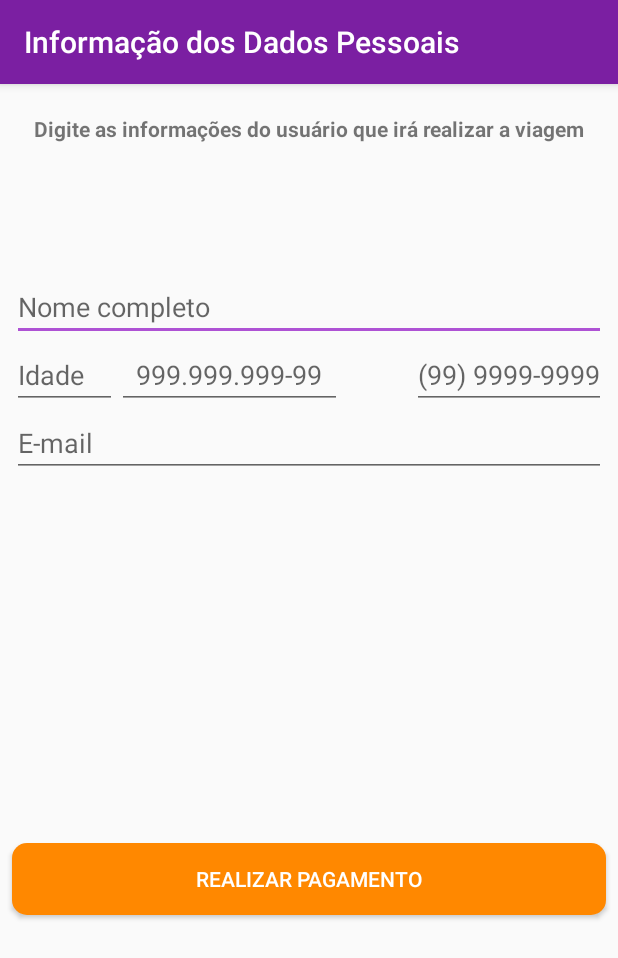
After one commit to AysllaGomes/pacote_viagens, an Android app: the InformacaoDadosPessoaisActivity screen opened directly, with no data from a screen before it, on a phone screen of 412 x 824 dp. The commit adds this screen. Shown: the top 958 px of the screen. Run offline under Robolectric (Android 15) with nearby library versions, the phone set to English and light mode, and no system bars.

Commit message:
[UPT] [TASK-?????] Informação dos Dados Pessoais

```diff
--- a/app/src/debug/res/values/google_maps_api.xml
+++ b/app/src/debug/res/values/google_maps_api.xml
@@ -20,5 +20,5 @@
     Once you have your key (it starts with "AIza"), replace the "google_maps_key"
     string in this file.
     -->
-    <string name="google_maps_key" templateMergeStrategy="preserve" translatable="false">AIzaSyA5MPuzBv8ZytVBzC1u00MFJ1rx5j2KoYQ</string>
+    <string name="google_maps_key" templateMergeStrategy="preserve" translatable="false">AIzaSyAzAi787DPFKr-CNwO8bD89VGpZ4ow4Ins</string>
 </resources>
--- a/app/src/main/AndroidManifest.xml
+++ b/app/src/main/AndroidManifest.xml
@@ -32,6 +32,7 @@
         <activity android:name=".ui.activity.ResumoCompraActivity" />
         <activity android:name=".ui.activity.PagamentoActivity" />
         <activity android:name=".ui.activity.ResumoPacoteActivity" />
+        <activity android:name=".ui.activity.InformacaoDadosPessoaisActivity" />
         <activity android:name=".ui.activity.ListaPacotesActivity">
             <intent-filter>
                 <action android:name="android.intent.action.MAIN" />
--- /dev/null
+++ b/app/src/main/java/ayslla/gomes/viagens/ui/activity/InformacaoDadosPessoaisActivity.java
@@ -0,0 +1,52 @@
+package ayslla.gomes.viagens.ui.activity;
+
+import android.os.Bundle;
+import android.view.View;
+import android.widget.Button;
+import android.content.Intent;
+
+import androidx.appcompat.app.AppCompatActivity;
+
+import ayslla.gomes.viagens.R;
+import ayslla.gomes.viagens.model.Pacote;
+
+import static ayslla.gomes.viagens.ui.activity.PacoteActivityConstantes.CHAVE_PACOTE;
+
+public class InformacaoDadosPessoaisActivity extends AppCompatActivity {
+
+
+    public static final String TITLE_APPBAR = "Informação dos Dados Pessoais";
+
+    @Override
+    protected void onCreate(Bundle savedInstanceState) {
+        super.onCreate(savedInstanceState);
+        setContentView(R.layout.activity_informacao_dados_pessoais);
+
+        setTitle(TITLE_APPBAR);
+        carregaPacoteRecebido();
+    }
+
+    private void carregaPacoteRecebido() {
+        Intent intent = getIntent();
+        if (intent.hasExtra(CHAVE_PACOTE)) {
+            final Pacote pacote = (Pacote) intent.getSerializableExtra(CHAVE_PACOTE);
+
+            configuraBotao(pacote);
+        }
+    }
+
+    private void configuraBotao(Pacote pacote) {
+        Button button = findViewById(R.id.informacao_dados_pessoais_redireciona_pagamento);
+        button.setOnClickListener(new View.OnClickListener() {
+            @Override
+            public void onClick(View view) { vaiParaPagamento(pacote); }
+        });
+    }
+
+    private void vaiParaPagamento(Pacote pacote) {
+        Intent intent = new Intent(InformacaoDadosPessoaisActivity.this, PagamentoActivity.class);
+        intent.putExtra(CHAVE_PACOTE, pacote);
+        startActivity(intent);
+    }
+
+}
--- a/app/src/main/java/ayslla/gomes/viagens/ui/activity/ResumoPacoteActivity.java
+++ b/app/src/main/java/ayslla/gomes/viagens/ui/activity/ResumoPacoteActivity.java
@@ -1,12 +1,12 @@
 package ayslla.gomes.viagens.ui.activity;
 
-import android.content.Intent;
-import android.graphics.drawable.Drawable;
 import android.os.Bundle;
 import android.view.View;
 import android.widget.Button;
+import android.content.Intent;
+import android.widget.TextView;
 import android.widget.ImageView;
-import android.widget.TextView;
+import android.graphics.drawable.Drawable;
 
 import androidx.appcompat.app.AppCompatActivity;
 
@@ -51,17 +51,17 @@ public class ResumoPacoteActivity extends AppCompatActivity {
     }
 
     private void configuraBotao(Pacote pacote) {
-        Button button = findViewById(R.id.resumo_pacote_button_realiza_pagamento);
+        Button button = findViewById(R.id.resumo_pacote_button_informa_dados_pessoais);
         button.setOnClickListener(new View.OnClickListener() {
             @Override
             public void onClick(View view) {
-                vaiParaPagamento(pacote);
+                vaiParaInformacoesPessoais(pacote);
             }
         });
     }
 
-    private void vaiParaPagamento(Pacote pacote) {
-        Intent intent = new Intent(ResumoPacoteActivity.this, PagamentoActivity.class);
+    private void vaiParaInformacoesPessoais(Pacote pacote) {
+        Intent intent = new Intent(ResumoPacoteActivity.this, InformacaoDadosPessoaisActivity.class);
         intent.putExtra(CHAVE_PACOTE, pacote);
         startActivity(intent);
     }
--- /dev/null
+++ b/app/src/main/res/layout/activity_informacao_dados_pessoais.xml
@@ -0,0 +1,120 @@
+<?xml version="1.0" encoding="utf-8"?>
+<androidx.constraintlayout.widget.ConstraintLayout xmlns:android="http://schemas.android.com/apk/res/android"
+    xmlns:app="http://schemas.android.com/apk/res-auto"
+    android:layout_width="match_parent"
+    android:layout_height="match_parent">
+
+    <TextView
+        android:id="@+id/informacao_dados_pessoais_info_orientacao"
+        android:layout_width="0dp"
+        android:layout_height="wrap_content"
+        android:layout_margin="20dp"
+        android:text="@string/info_dados_pessoais"
+        android:textStyle="bold"
+        android:textAlignment="center"
+        android:gravity="center"
+        app:layout_constraintEnd_toEndOf="parent"
+        app:layout_constraintStart_toStartOf="parent"
+        app:layout_constraintTop_toTopOf="parent"
+    />
+
+    <TextView
+        android:id="@+id/informacao_dados_pessoais_null"
+        android:layout_width="wrap_content"
+        android:layout_height="wrap_content"
+        android:layout_marginStart="8dp"
+        android:layout_marginEnd="8dp"
+        android:layout_marginTop="20dp"
+        app:layout_constraintStart_toStartOf="parent"
+        app:layout_constraintTop_toBottomOf="@+id/informacao_dados_pessoais_info_orientacao"
+    />
+
+    <TextView
+        android:id="@+id/informacao_dados_pessoais_preco_null"
+        android:layout_width="wrap_content"
+        android:layout_height="wrap_content"
+        android:layout_marginStart="8dp"
+        android:layout_marginEnd="8dp"
+        android:layout_marginTop="20dp"
+        app:layout_constraintStart_toStartOf="@id/informacao_dados_pessoais_null"
+        app:layout_constraintTop_toBottomOf="@+id/informacao_dados_pessoais_null"
+    />
+
+    <EditText
+        android:id="@+id/informacao_dados_pessoais_nome_completo"
+        android:layout_width="0dp"
+        android:layout_height="wrap_content"
+        android:layout_margin="8dp"
+        android:maxLength="60"
+        android:inputType="text"
+        android:hint="@string/nome_completo"
+        app:layout_constraintEnd_toEndOf="parent"
+        app:layout_constraintStart_toStartOf="parent"
+        app:layout_constraintTop_toBottomOf="@+id/informacao_dados_pessoais_preco_null"
+        android:autofillHints="Nome Completo"
+    />
+
+    <EditText
+        android:id="@+id/informacao_dados_pessoais_idade"
+        android:layout_width="70dp"
+        android:layout_height="wrap_content"
+        android:hint="@string/idade"
+        android:inputType="number"
+        android:maxLength="2"
+        app:layout_constraintBottom_toBottomOf="@+id/informacao_dados_pessoais_telefone"
+        app:layout_constraintStart_toStartOf="@id/informacao_dados_pessoais_nome_completo"
+        android:autofillHints="Idade"
+    />
+
+    <EditText
+        android:id="@+id/informacao_dados_pessoais_cpf"
+        android:layout_width="150dp"
+        android:layout_height="wrap_content"
+        android:gravity="center"
+        android:hint="@string/exemplo_cpf"
+        android:inputType="number"
+        android:maxLength="11"
+        android:textAlignment="center"
+        app:layout_constraintBottom_toBottomOf="@+id/informacao_dados_pessoais_telefone"
+        app:layout_constraintStart_toEndOf="@id/informacao_dados_pessoais_idade"
+        android:autofillHints="CPF"
+    />
+
+    <EditText
+        android:id="@+id/informacao_dados_pessoais_telefone"
+        android:layout_width="wrap_content"
+        android:layout_height="wrap_content"
+        android:maxLength="11"
+        android:inputType="number"
+        android:hint="@string/exemplo_telefone"
+        app:layout_constraintTop_toBottomOf="@id/informacao_dados_pessoais_nome_completo"
+        app:layout_constraintEnd_toEndOf="@id/informacao_dados_pessoais_nome_completo"
+        android:autofillHints="Telefone"
+    />
+
+    <EditText
+        android:id="@+id/informacao_dados_pessoais_email"
+        android:layout_width="0dp"
+        android:layout_height="wrap_content"
+        android:inputType="textEmailAddress"
+        android:hint="@string/e_mail"
+        app:layout_constraintEnd_toEndOf="@+id/informacao_dados_pessoais_telefone"
+        app:layout_constraintStart_toStartOf="@+id/informacao_dados_pessoais_idade"
+        app:layout_constraintTop_toBottomOf="@+id/informacao_dados_pessoais_telefone"
+        android:autofillHints="E-mail"
+    />
+
+    <Button
+        android:id="@+id/informacao_dados_pessoais_redireciona_pagamento"
+        android:layout_width="0dp"
+        android:layout_height="wrap_content"
+        android:layout_marginTop="244dp"
+        android:background="@drawable/button_redondo_laranja"
+        android:text="@string/realizar_pagamento"
+        android:textColor="@android:color/white"
+        app:layout_constraintEnd_toEndOf="@+id/informacao_dados_pessoais_email"
+        app:layout_constraintHorizontal_bias="0.0"
+        app:layout_constraintStart_toStartOf="@+id/informacao_dados_pessoais_email"
+        app:layout_constraintTop_toBottomOf="@+id/informacao_dados_pessoais_email" />
+
+</androidx.constraintlayout.widget.ConstraintLayout>
--- a/app/src/main/res/layout/activity_resumo_pacote.xml
+++ b/app/src/main/res/layout/activity_resumo_pacote.xml
@@ -80,12 +80,12 @@
     />
 
     <Button
-        android:id="@+id/resumo_pacote_button_realiza_pagamento"
+        android:id="@+id/resumo_pacote_button_informa_dados_pessoais"
         android:layout_width="0dp"
         android:layout_height="wrap_content"
         android:layout_margin="8dp"
         android:background="@drawable/button_redondo_laranja"
-        android:text="@string/realizar_pagamento"
+        android:text="@string/informar_dados_pessoais"
         android:textColor="@android:color/white"
         app:layout_constraintBottom_toBottomOf="parent"
         app:layout_constraintEnd_toEndOf="parent"
--- a/app/src/main/res/values/strings.xml
+++ b/app/src/main/res/values/strings.xml
@@ -6,16 +6,18 @@
     <string name="_2_dias">2 Dias</string>
     <string name="r_243_99">R$ 243,99</string>
     <string name="banner_inicial_dos_pacotes">Banner Inicial dos Pacotes</string>
-    <string name="realizar_pagamento">Realizar Pagamento</string>
+    <string name="informar_dados_pessoais">Informar Dados Pessoais</string>
     <string name="preco_final">Preço final:</string>
     <string name="imagem_do_pacote">Imagem do pacote</string>
     <string name="info_pagamento_credito">Digite as informações do cartão de crédito que você deseja usar para o pagamento</string>
+    <string name="info_dados_pessoais">Digite as informações do usuário que irá realizar a viagem</string>
     <string name="valor_da_compra">Valor da compra:</string>
     <string name="numero_cartao">Número do cartão</string>
     <string name="mm_cartao">MM</string>
     <string name="ano_cartao">AA</string>
     <string name="cvc_cartao">CVC</string>
     <string name="nome_no_cartao">Nome no cartão</string>
+    <string name="realizar_pagamento">Realizar Pagamento</string>
     <string name="finalizar_compra">Finalizar compra</string>
     <string name="mascara_nome_cartao">abcdefghijklmnopqrstuvwxyzçABCDEFGHIJKLMNOPQRSTUVWXYZÇ\u0020</string>
     <string name="parabens">Parabéns!</string>
@@ -26,4 +28,9 @@
     <string name="local_de_partida">Local de Partida</string>
     <string name="imagem_refer_nciando_o_local_que_ir_viajar">Imagem referênciando o local que irá viajar</string>
     <string name="json_pacote_viagem">JSON Pacote viagem</string>
+    <string name="nome_completo">Nome completo</string>
+    <string name="idade">Idade</string>
+    <string name="exemplo_cpf">999.999.999-99</string>
+    <string name="exemplo_telefone">(99) 9999-9999</string>
+    <string name="e_mail">E-mail</string>
 </resources>
```
